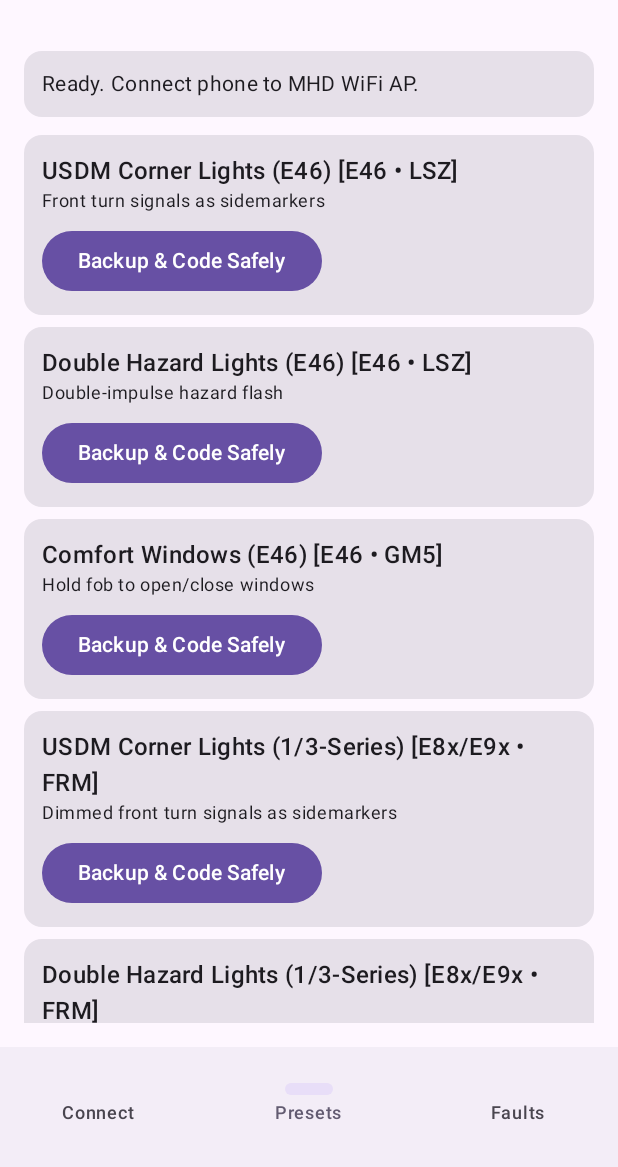
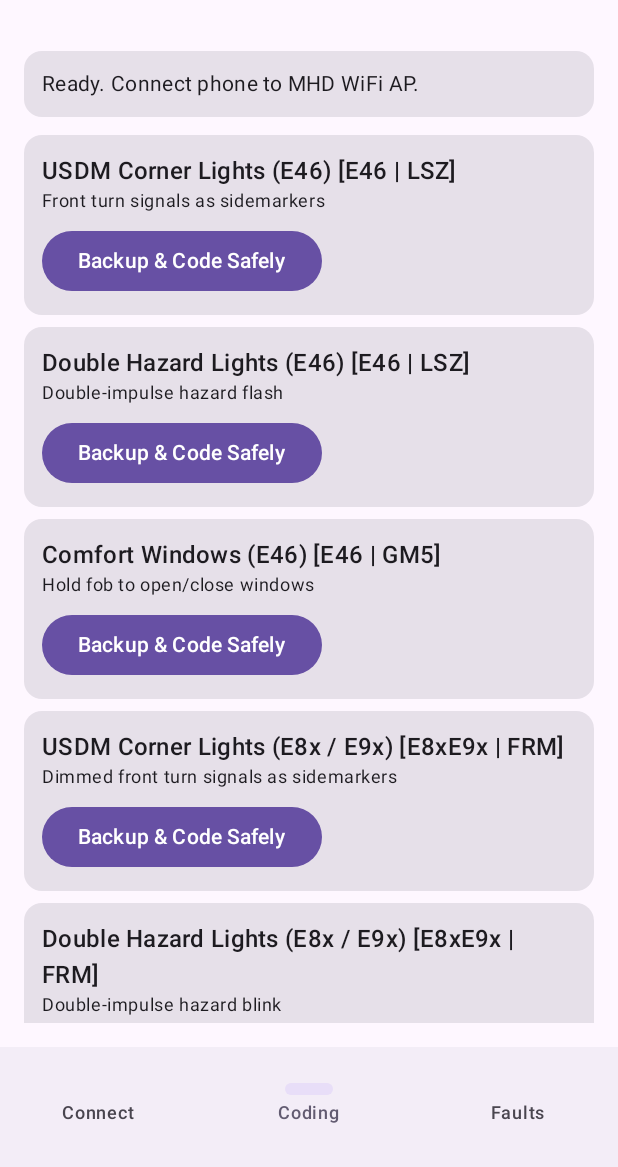
Before and after one commit to nojussta/handos, an Android app built with Jetpack Compose: the screen it shows after launch (MainActivity), item 2 of the bottom bar chosen, on a phone screen of 412 x 824 dp, the part 69-1236 px from its top. Run offline under Robolectric (Android 15) with nearby library versions, the phone set to English and light mode, and no system bars.

Commit message:
feat(android): rename Presets to Coding, auto-filter by car, and remove manual import

```diff
--- a/android/app/src/main/java/com/handos/bmw/MainActivity.kt
+++ b/android/app/src/main/java/com/handos/bmw/MainActivity.kt
@@ -3,11 +3,8 @@ package com.handos.bmw
 import android.content.Intent
 import android.net.Uri
 import android.os.Bundle
-import android.provider.OpenableColumns
 import androidx.activity.ComponentActivity
-import androidx.activity.compose.rememberLauncherForActivityResult
 import androidx.activity.compose.setContent
-import androidx.activity.result.contract.ActivityResultContracts
 import androidx.compose.foundation.layout.*
 import androidx.compose.foundation.lazy.LazyColumn
 import androidx.compose.foundation.lazy.items
@@ -22,12 +19,20 @@ import kotlinx.coroutines.withContext
 import org.json.JSONArray
 import org.json.JSONObject
 
-data class PresetUi(
+data class CodingItemUi(
     val id: String,
     val family: String,
     val ecu: String,
     val title: String,
     val description: String,
+)
+
+data class VehicleUi(
+    val vin: String,
+    val chassis: String,
+    val platformFamily: String,
+    val batteryVoltage: Double,
+    val ecus: Set<String>,
 )
 
 data class DtcUi(
@@ -41,12 +46,10 @@ class MainActivity : ComponentActivity() {
     override fun onCreate(savedInstanceState: Bundle?) {
         super.onCreate(savedInstanceState)
         val backupDir = filesDir.resolve("backups").absolutePath
-        val schemasDir = filesDir.resolve("schemas").absolutePath
         setContent {
             MaterialTheme {
                 HandosApp(
                     backupDir = backupDir,
-                    schemasDir = schemasDir,
                     onBindWifi = { MhdWifiBinder.bindProcessToWifi(this) }
                 )
             }
@@ -54,50 +57,60 @@ class MainActivity : ComponentActivity() {
     }
 }
 
+private fun inferPlatformFamily(chassis: String): String {
+    val upper = chassis.uppercase()
+    return when {
+        upper.contains("E46") -> "E46"
+        upper.contains("E8") || upper.contains("E9") -> "E8xE9x"
+        upper.contains("F1") || upper.contains("F2") || upper.contains("F3") || upper.contains("F8") -> "Fxx"
+        else -> "GENERIC"
+    }
+}
+
 @OptIn(ExperimentalMaterial3Api::class)
 @Composable
-fun HandosApp(backupDir: String, schemasDir: String, onBindWifi: () -> Boolean) {
+fun HandosApp(backupDir: String, onBindWifi: () -> Boolean) {
     val context = LocalContext.current
     val scope = rememberCoroutineScope()
     var selectedTab by remember { mutableIntStateOf(0) }
     var host by remember { mutableStateOf(HandosBridge.DEFAULT_MHD_HOST) }
     var statusText by remember { mutableStateOf("Ready. Connect phone to MHD WiFi AP.") }
     var busy by remember { mutableStateOf(false) }
+    var scannedVehicle by remember { mutableStateOf<VehicleUi?>(null) }
+    var showAllVehicles by remember { mutableStateOf(false) }
     var dtcs by remember { mutableStateOf<List<DtcUi>>(emptyList()) }
 
-    val schemaPicker = rememberLauncherForActivityResult(
-        contract = ActivityResultContracts.OpenMultipleDocuments()
-    ) { uris ->
-        if (uris.isEmpty()) return@rememberLauncherForActivityResult
-        scope.launch {
-            var imported = 0
-            withContext(Dispatchers.IO) {
-                for (uri in uris) {
-                    val name = context.contentResolver.query(uri, null, null, null, null)?.use { c ->
-                        val idx = c.getColumnIndex(OpenableColumns.DISPLAY_NAME)
-                        if (c.moveToFirst() && idx >= 0) c.getString(idx) else "schema.json"
-                    } ?: "schema.json"
-                    val content = context.contentResolver.openInputStream(uri)?.bufferedReader()?.readText()
-                    if (content != null && HandosBridge.isNativeLoaded) {
-                        HandosBridge.nativeImportSchema(schemasDir, name, content)
-                        imported++
-                    }
-                }
-            }
-            statusText = "Imported $imported schema file(s) into $schemasDir."
-        }
+    val codingItems = remember {
+        listOf(
+            // E46
+            CodingItemUi("e46_usdm_corners", "E46", "LSZ", "USDM Corner Lights (E46)", "Front turn signals as sidemarkers"),
+            CodingItemUi("e46_double_hazard", "E46", "LSZ", "Double Hazard Lights (E46)", "Double-impulse hazard flash"),
+            CodingItemUi("e46_comfort_windows", "E46", "GM5", "Comfort Windows (E46)", "Hold fob to open/close windows"),
+            // E8x / E9x (1-Series & 3-Series)
+            CodingItemUi("e8x_e9x_usdm_corners", "E8xE9x", "FRM", "USDM Corner Lights (E8x / E9x)", "Dimmed front turn signals as sidemarkers"),
+            CodingItemUi("e8x_e9x_double_hazard", "E8xE9x", "FRM", "Double Hazard Lights (E8x / E9x)", "Double-impulse hazard blink"),
+            CodingItemUi("e8x_e9x_start_stop_memory", "E8xE9x", "IHKA", "Auto Start/Stop Memory (E8x / E9x)", "Remember last Start/Stop state"),
+            CodingItemUi("e8x_e9x_digital_speedo", "E8xE9x", "KOMBI", "Digital Speedometer (E8x / E9x)", "Uncorrected digital speed in cluster"),
+            // F-Series (F10 / F20 / F30 / F8x)
+            CodingItemUi("fxx_start_stop_memory", "Fxx", "FEM_BODY", "Auto Start/Stop Memory (F-Series)", "Remember last Start/Stop state across restarts"),
+            CodingItemUi("fxx_start_stop_off_default", "Fxx", "FEM_BODY", "Auto Start/Stop Off by Default (F-Series)", "Default Start/Stop to OFF on every start"),
+            CodingItemUi("fxx_digital_speedo", "Fxx", "KOMBI", "Digital Speedometer (F-Series)", "Show digital speed readout in cluster"),
+            CodingItemUi("fxx_mirrors_fold_lock", "Fxx", "FEM_BODY", "Fold Mirrors on Lock (F-Series)", "Fold side mirrors on key fob / comfort lock"),
+            CodingItemUi("fxx_usdm_sidemarkers", "Fxx", "FEM_BODY", "USDM Corner Sidemarkers (F-Series)", "Enable US-spec front amber sidemarkers"),
+            CodingItemUi("fxx_video_in_motion", "Fxx", "HU_NBT", "Video in Motion (F-Series iDrive)", "Remove iDrive video speed lock"),
+        )
     }
 
-    val presets = remember {
-        listOf(
-            PresetUi("e46_usdm_corners", "E46", "LSZ", "USDM Corner Lights (E46)", "Front turn signals as sidemarkers"),
-            PresetUi("e46_double_hazard", "E46", "LSZ", "Double Hazard Lights (E46)", "Double-impulse hazard flash"),
-            PresetUi("e46_comfort_windows", "E46", "GM5", "Comfort Windows (E46)", "Hold fob to open/close windows"),
-            PresetUi("e8x_e9x_usdm_corners", "E8x/E9x", "FRM", "USDM Corner Lights (1/3-Series)", "Dimmed front turn signals as sidemarkers"),
-            PresetUi("e8x_e9x_double_hazard", "E8x/E9x", "FRM", "Double Hazard Lights (1/3-Series)", "Double-impulse hazard blink"),
-            PresetUi("e8x_e9x_start_stop_memory", "E8x/E9x", "IHKA", "Auto Start/Stop Memory (1/3-Series)", "Remember last Start/Stop state"),
-            PresetUi("e8x_e9x_digital_speedo", "E8x/E9x", "KOMBI", "Digital Speedometer (1/3-Series)", "Uncorrected digital speed in cluster"),
-        )
+    val visibleCodingItems = remember(codingItems, scannedVehicle, showAllVehicles) {
+        val vehicle = scannedVehicle
+        if (vehicle == null || showAllVehicles) {
+            codingItems
+        } else {
+            codingItems.filter { item ->
+                item.family == vehicle.platformFamily &&
+                    (vehicle.ecus.isEmpty() || vehicle.ecus.contains(item.ecu))
+            }
+        }
     }
 
     fun runNative(
@@ -129,7 +142,7 @@ fun HandosApp(backupDir: String, schemasDir: String, onBindWifi: () -> Boolean)
         topBar = { TopAppBar(title = { Text("Handos BMW Coding") }) },
         bottomBar = {
             NavigationBar {
-                listOf("Connect", "Presets", "Faults").forEachIndexed { idx, label ->
+                listOf("Connect", "Coding", "Faults").forEachIndexed { idx, label ->
                     NavigationBarItem(
                         selected = selectedTab == idx,
                         onClick = { selectedTab = idx },
@@ -171,7 +184,26 @@ fun HandosApp(backupDir: String, schemasDir: String, onBindWifi: () -> Boolean)
                         enabled = !busy,
                         onClick = {
                             onBindWifi()
-                            runNative("Scanning vehicle") {
+                            runNative(
+                                "Scanning vehicle",
+                                onSuccess = { data ->
+                                    val obj = data as? JSONObject ?: return@runNative
+                                    val chassis = obj.optString("chassis")
+                                    val ecuArr = obj.optJSONArray("ecus") ?: JSONArray()
+                                    val ecus = buildSet {
+                                        for (i in 0 until ecuArr.length()) {
+                                            add(ecuArr.getJSONObject(i).optString("name"))
+                                        }
+                                    }
+                                    scannedVehicle = VehicleUi(
+                                        vin = obj.optString("vin"),
+                                        chassis = chassis,
+                                        platformFamily = inferPlatformFamily(chassis),
+                                        batteryVoltage = obj.optDouble("battery_voltage", 0.0),
+                                        ecus = ecus,
+                                    )
+                                }
+                            ) {
                                 HandosBridge.nativeScanVehicle(host, backupDir)
                             }
                         },
@@ -179,30 +211,47 @@ fun HandosApp(backupDir: String, schemasDir: String, onBindWifi: () -> Boolean)
                     ) {
                         Text("Bind WiFi & Scan Vehicle")
                     }
-                    OutlinedButton(
-                        enabled = !busy,
-                        onClick = { schemaPicker.launch(arrayOf("*/*")) },
-                        modifier = Modifier.fillMaxWidth()
-                    ) {
-                        Text("Import ECU Schemas (.json / .xml)")
+
+                    scannedVehicle?.let { v ->
+                        Card(modifier = Modifier.fillMaxWidth()) {
+                            Column(modifier = Modifier.padding(12.dp)) {
+                                Text("Connected: ${v.chassis} (${v.vin})", style = MaterialTheme.typography.titleMedium)
+                                Text("Battery: ${"%.2f".format(v.batteryVoltage)}V | ECUs: ${v.ecus.joinToString(", ")}")
+                            }
+                        }
                     }
                 }
                 1 -> {
+                    scannedVehicle?.let { v ->
+                        Row(
+                            modifier = Modifier.fillMaxWidth(),
+                            horizontalArrangement = Arrangement.SpaceBetween
+                        ) {
+                            Text(
+                                if (showAllVehicles) "Showing all models" else "Filtered for ${v.chassis}",
+                                style = MaterialTheme.typography.labelLarge
+                            )
+                            TextButton(onClick = { showAllVehicles = !showAllVehicles }) {
+                                Text(if (showAllVehicles) "Filter to Car" else "Show All")
+                            }
+                        }
+                    }
+
                     LazyColumn(verticalArrangement = Arrangement.spacedBy(8.dp)) {
-                        items(presets) { preset ->
+                        items(visibleCodingItems) { item ->
                             Card(modifier = Modifier.fillMaxWidth()) {
                                 Column(modifier = Modifier.padding(12.dp)) {
                                     Text(
-                                        "${preset.title} [${preset.family} • ${preset.ecu}]",
+                                        "${item.title} [${item.family} | ${item.ecu}]",
                                         style = MaterialTheme.typography.titleMedium
                                     )
-                                    Text(preset.description, style = MaterialTheme.typography.bodySmall)
+                                    Text(item.description, style = MaterialTheme.typography.bodySmall)
                                     Spacer(Modifier.height(8.dp))
                                     Button(
                                         enabled = !busy,
                                         onClick = {
-                                            runNative("Applying ${preset.title}") {
-                                                HandosBridge.nativeApplyPreset(host, preset.id, backupDir)
+                                            runNative("Applying ${item.title}") {
+                                                HandosBridge.nativeApplyPreset(host, item.id, backupDir)
                                             }
                                         }
                                     ) {
```
